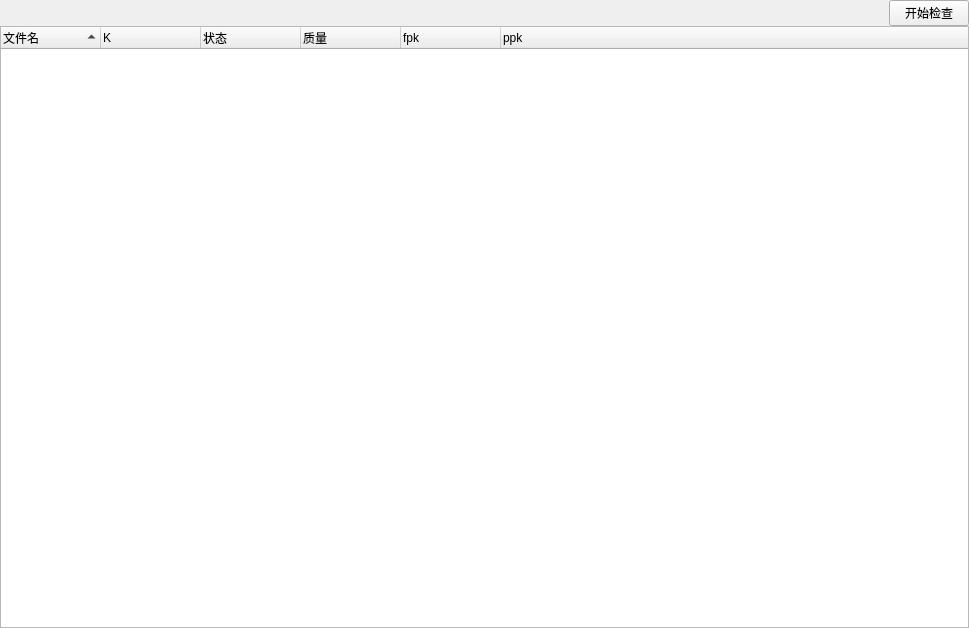
Old version of the form ui/PlotCheckWidget.ui in the repository penglecn/ChiaTools.
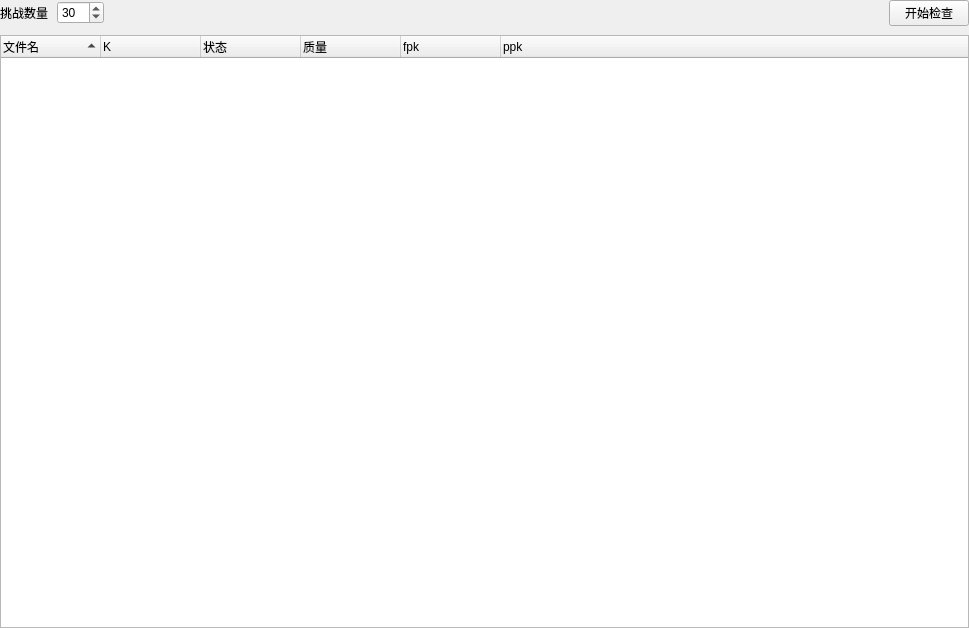
New version of the form.

Commit message: 开发plot检查功能

The edit to the form file:
```diff
--- a/ui/PlotCheckWidget.ui
+++ b/ui/PlotCheckWidget.ui
@@ -15,7 +15,7 @@
   </property>
   <layout class="QVBoxLayout" name="verticalLayout">
    <property name="spacing">
-    <number>0</number>
+    <number>9</number>
    </property>
    <property name="leftMargin">
     <number>0</number>
@@ -31,6 +31,46 @@
    </property>
    <item>
     <layout class="QHBoxLayout" name="horizontalLayout">
+     <item>
+      <widget class="QLabel" name="label">
+       <property name="text">
+        <string>挑战数量</string>
+       </property>
+      </widget>
+     </item>
+     <item>
+      <widget class="QSpinBox" name="spinChallengeCount">
+       <property name="minimum">
+        <number>5</number>
+       </property>
+       <property name="maximum">
+        <number>200</number>
+       </property>
+       <property name="value">
+        <number>30</number>
+       </property>
+      </widget>
+     </item>
+     <item>
+      <spacer name="horizontalSpacer_2">
+       <property name="orientation">
+        <enum>Qt::Horizontal</enum>
+       </property>
+       <property name="sizeHint" stdset="0">
+        <size>
+         <width>40</width>
+         <height>20</height>
+        </size>
+       </property>
+      </spacer>
+     </item>
+     <item>
+      <widget class="QLabel" name="labelTotal">
+       <property name="text">
+        <string/>
+       </property>
+      </widget>
+     </item>
      <item>
       <spacer name="horizontalSpacer">
        <property name="orientation">
```
The commit also changes 3 other files.
